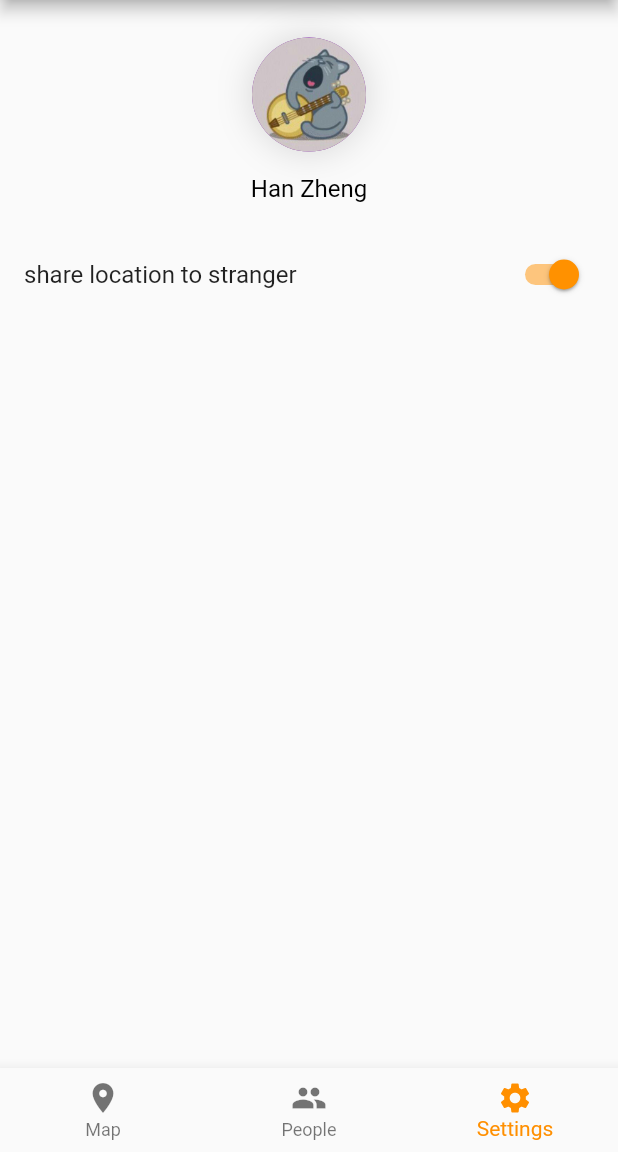
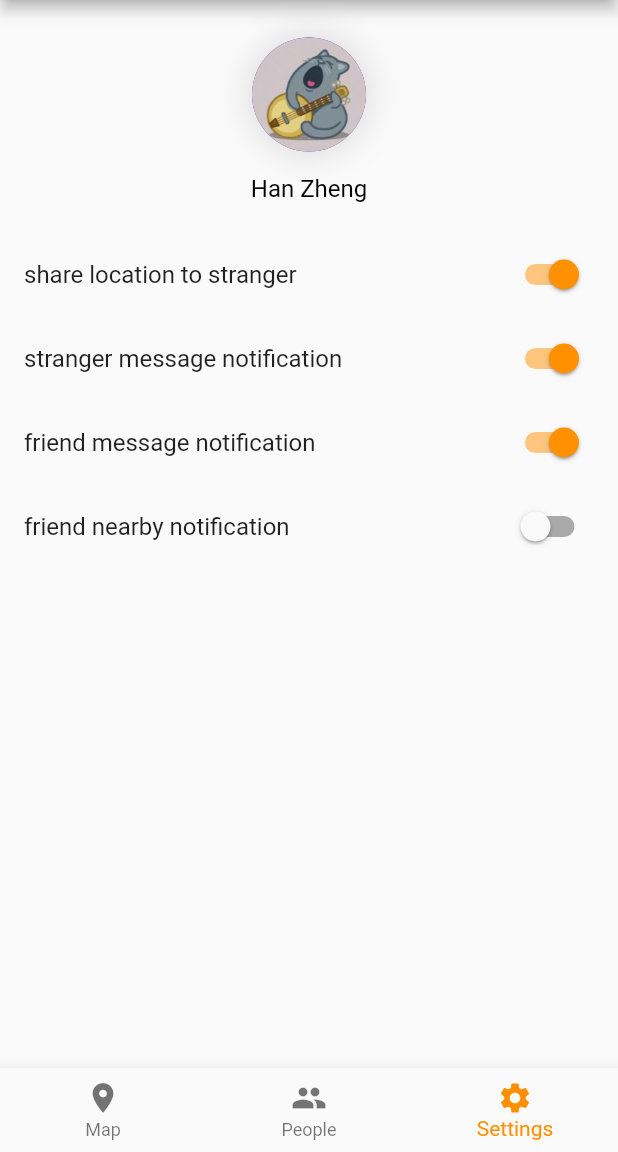
Before and after one commit to BeezyApp/Beezy, a Flutter app: the screen it shows after launch, item 3 of the bottom bar chosen, on a phone screen of 412 x 824 dp, the part 84-1236 px from its top. Run offline on Flutter 3.47's test engine with Material 2 defaults, Android fonts, the phone set to English and light mode, and no system bars; our stand-ins replace google_maps_flutter, location, sliding_up_panel, tuple.

Commit message:
Added more settings

```diff
--- a/lib/settings_page.dart
+++ b/lib/settings_page.dart
@@ -19,6 +19,9 @@ class SettingsPage extends StatefulWidget {
 class _SettingsPageState extends State<SettingsPage> {
   Map<String, bool> _permissionSettings = {
     "location_share_stranger": true,
+    "notification_stranger": true,
+    "notification_friend": true,
+    "notification_friend_nearby": false,
   };
 
   Widget _settingsItem(String str, SettingsItemType type, String key) {
@@ -71,6 +74,12 @@ class _SettingsPageState extends State<SettingsPage> {
         SizedBox(height: 20),
         _settingsItem("share location to stranger", SettingsItemType.Toggle,
             "location_share_stranger"),
+        _settingsItem("stranger message notification", SettingsItemType.Toggle,
+            "notification_stranger"),
+        _settingsItem("friend message notification", SettingsItemType.Toggle,
+            "notification_friend"),
+        _settingsItem("friend nearby notification", SettingsItemType.Toggle,
+            "notification_friend_nearby"),
       ],
     );
   }
```
